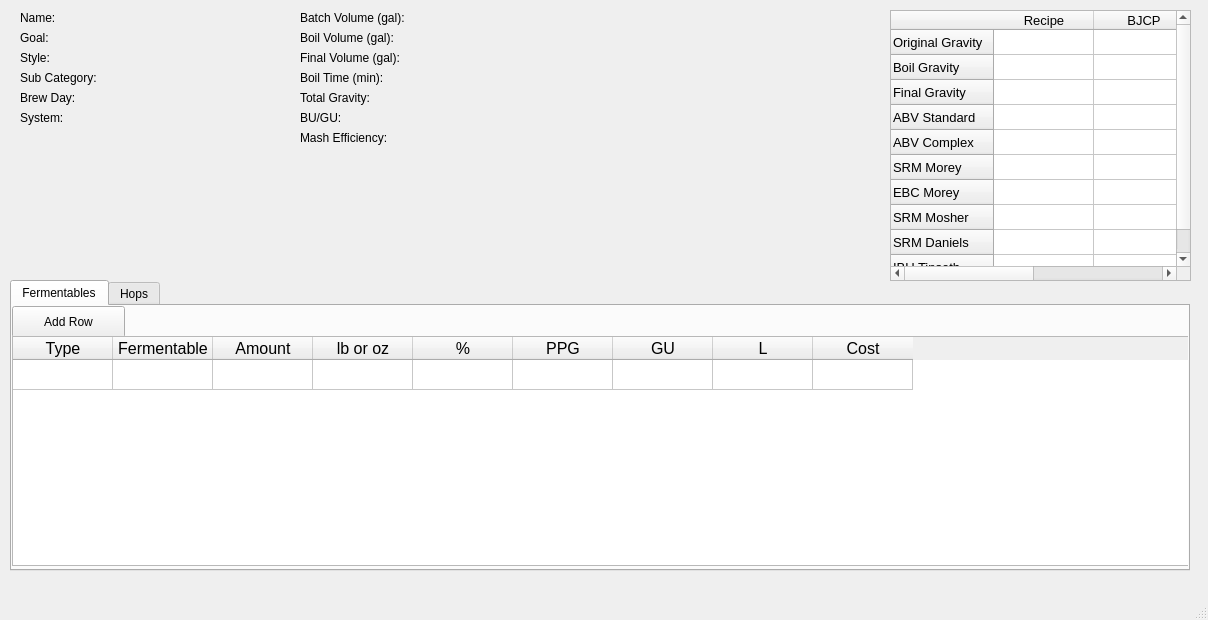
The window that recipe_gui.ui (msimoni18/beer-recipe-calculator) describes before a commit, drawn with Qt 5.
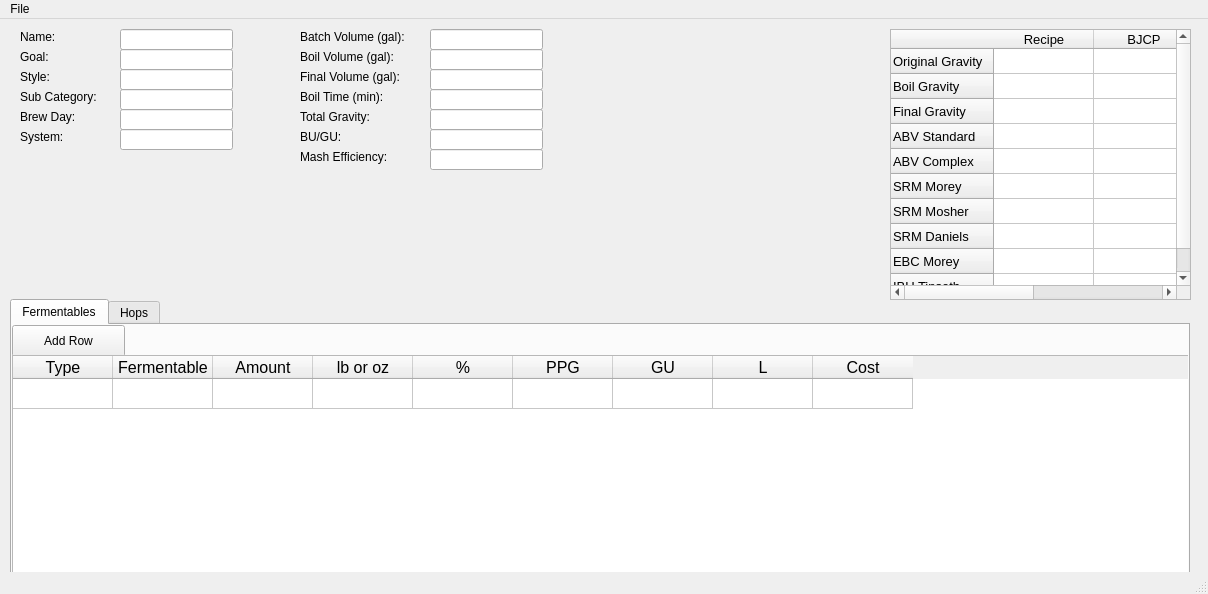
The same window after the commit.

Patch:
```diff
--- a/recipe_gui.ui
+++ b/recipe_gui.ui
@@ -7,7 +7,7 @@
     <x>0</x>
     <y>0</y>
     <width>1208</width>
-    <height>620</height>
+    <height>594</height>
    </rect>
   </property>
   <property name="windowTitle">
@@ -451,11 +451,6 @@
       <string>SRM Morey</string>
      </property>
     </row>
-    <row>
-     <property name="text">
-      <string>EBC Morey</string>
-     </property>
-    </row>
     <row>
      <property name="text">
       <string>SRM Mosher</string>
@@ -466,6 +461,11 @@
       <string>SRM Daniels</string>
      </property>
     </row>
+    <row>
+     <property name="text">
+      <string>EBC Morey</string>
+     </property>
+    </row>
     <row>
      <property name="text">
       <string>IBU Tinseth</string>
@@ -482,6 +482,136 @@
      </property>
     </column>
    </widget>
+   <widget class="QLineEdit" name="lineEdit">
+    <property name="geometry">
+     <rect>
+      <x>120</x>
+      <y>10</y>
+      <width>113</width>
+      <height>21</height>
+     </rect>
+    </property>
+   </widget>
+   <widget class="QLineEdit" name="lineEdit_2">
+    <property name="geometry">
+     <rect>
+      <x>120</x>
+      <y>30</y>
+      <width>113</width>
+      <height>21</height>
+     </rect>
+    </property>
+   </widget>
+   <widget class="QLineEdit" name="lineEdit_3">
+    <property name="geometry">
+     <rect>
+      <x>120</x>
+      <y>50</y>
+      <width>113</width>
+      <height>21</height>
+     </rect>
+    </property>
+   </widget>
+   <widget class="QLineEdit" name="lineEdit_4">
+    <property name="geometry">
+     <rect>
+      <x>120</x>
+      <y>70</y>
+      <width>113</width>
+      <height>21</height>
+     </rect>
+    </property>
+   </widget>
+   <widget class="QLineEdit" name="lineEdit_5">
+    <property name="geometry">
+     <rect>
+      <x>120</x>
+      <y>90</y>
+      <width>113</width>
+      <height>21</height>
+     </rect>
+    </property>
+   </widget>
+   <widget class="QLineEdit" name="lineEdit_6">
+    <property name="geometry">
+     <rect>
+      <x>120</x>
+      <y>110</y>
+      <width>113</width>
+      <height>21</height>
+     </rect>
+    </property>
+   </widget>
+   <widget class="QLineEdit" name="lineEdit_7">
+    <property name="geometry">
+     <rect>
+      <x>430</x>
+      <y>10</y>
+      <width>113</width>
+      <height>21</height>
+     </rect>
+    </property>
+   </widget>
+   <widget class="QLineEdit" name="lineEdit_8">
+    <property name="geometry">
+     <rect>
+      <x>430</x>
+      <y>30</y>
+      <width>113</width>
+      <height>21</height>
+     </rect>
+    </property>
+   </widget>
+   <widget class="QLineEdit" name="lineEdit_9">
+    <property name="geometry">
+     <rect>
+      <x>430</x>
+      <y>50</y>
+      <width>113</width>
+      <height>21</height>
+     </rect>
+    </property>
+   </widget>
+   <widget class="QLineEdit" name="lineEdit_10">
+    <property name="geometry">
+     <rect>
+      <x>430</x>
+      <y>70</y>
+      <width>113</width>
+      <height>21</height>
+     </rect>
+    </property>
+   </widget>
+   <widget class="QLineEdit" name="lineEdit_11">
+    <property name="geometry">
+     <rect>
+      <x>430</x>
+      <y>90</y>
+      <width>113</width>
+      <height>21</height>
+     </rect>
+    </property>
+   </widget>
+   <widget class="QLineEdit" name="lineEdit_12">
+    <property name="geometry">
+     <rect>
+      <x>430</x>
+      <y>110</y>
+      <width>113</width>
+      <height>21</height>
+     </rect>
+    </property>
+   </widget>
+   <widget class="QLineEdit" name="lineEdit_13">
+    <property name="geometry">
+     <rect>
+      <x>430</x>
+      <y>130</y>
+      <width>113</width>
+      <height>21</height>
+     </rect>
+    </property>
+   </widget>
   </widget>
   <widget class="QMenuBar" name="menubar">
    <property name="geometry">
@@ -492,6 +622,16 @@
      <height>22</height>
     </rect>
    </property>
+   <widget class="QMenu" name="menuFile">
+    <property name="title">
+     <string>File</string>
+    </property>
+    <addaction name="actionNew"/>
+    <addaction name="actionOpen"/>
+    <addaction name="actionExport_Recipe"/>
+    <addaction name="actionExit"/>
+   </widget>
+   <addaction name="menuFile"/>
   </widget>
   <widget class="QStatusBar" name="statusbar"/>
  </widget>
```
Left out of the diff: 20 changed lines with no effect on the pictures.
